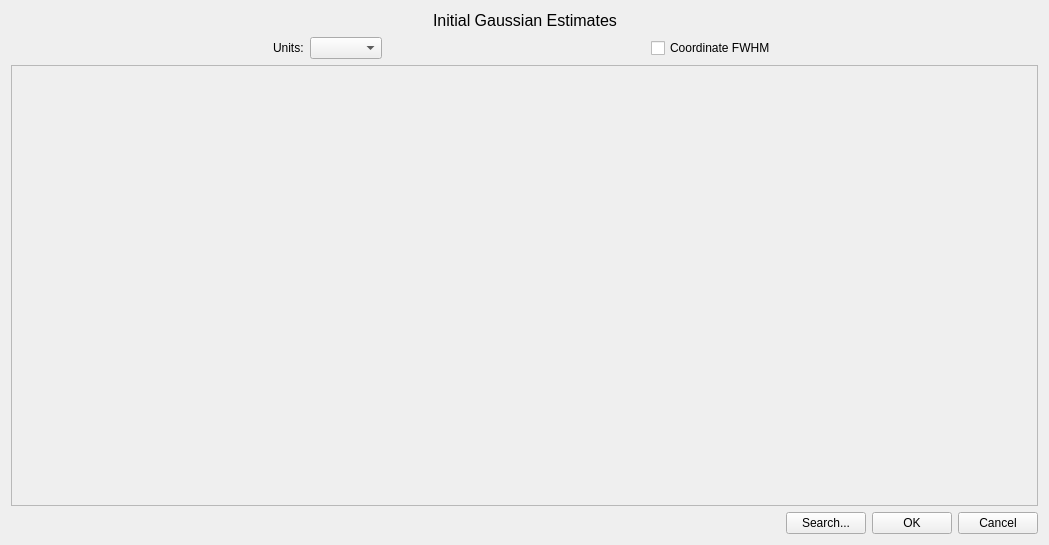
This is code/display/QtPlotter/GaussianEstimateDialog.ui in radio-astro/casa as Qt 5 draws it before an edit. The edited form follows.
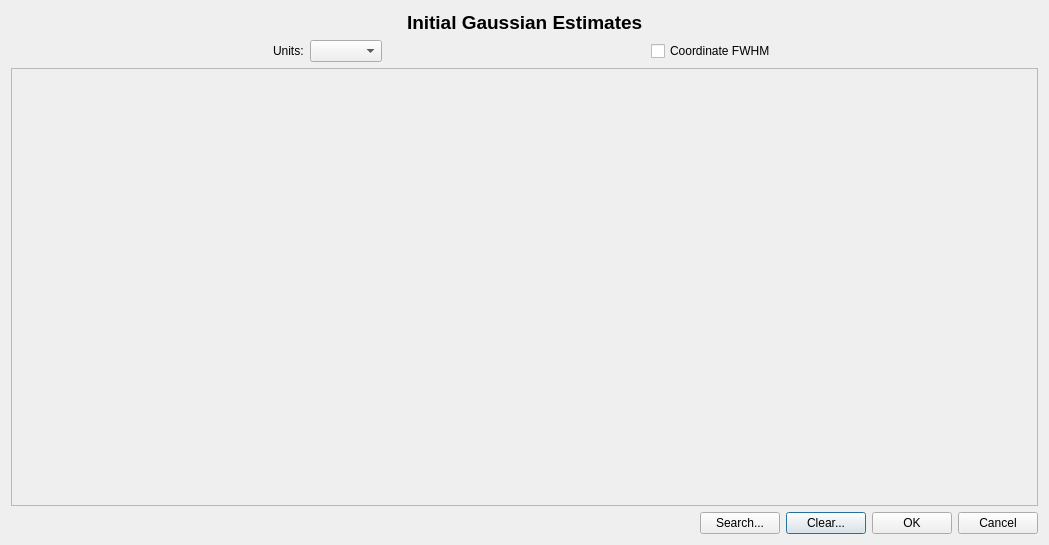
This is the edited form.

Commit message: Connection between searching for molecular lines and drawing them on the initial Gaussian estimate dialog.

Diff of the .ui file:
```diff
--- a/code/display/QtPlotter/GaussianEstimateDialog.ui
+++ b/code/display/QtPlotter/GaussianEstimateDialog.ui
@@ -36,7 +36,9 @@
       <widget class="QLabel" name="titleLabel">
        <property name="font">
         <font>
-         <pointsize>12</pointsize>
+         <pointsize>14</pointsize>
+         <weight>75</weight>
+         <bold>true</bold>
         </font>
        </property>
        <property name="text">
@@ -146,7 +148,7 @@
         <x>0</x>
         <y>0</y>
         <width>1027</width>
-        <height>433</height>
+        <height>430</height>
        </rect>
       </property>
       <widget class="QWidget" name="plotHolderWidget" native="true">
@@ -199,6 +201,13 @@
        </property>
       </widget>
      </item>
+     <item>
+      <widget class="QPushButton" name="clearButton">
+       <property name="text">
+        <string>Clear...</string>
+       </property>
+      </widget>
+     </item>
      <item>
       <widget class="QPushButton" name="okButton">
        <property name="text">
```
The commit also changes 15 other files.
